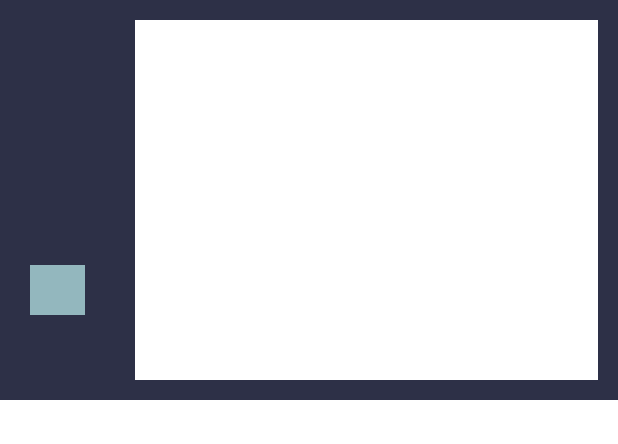
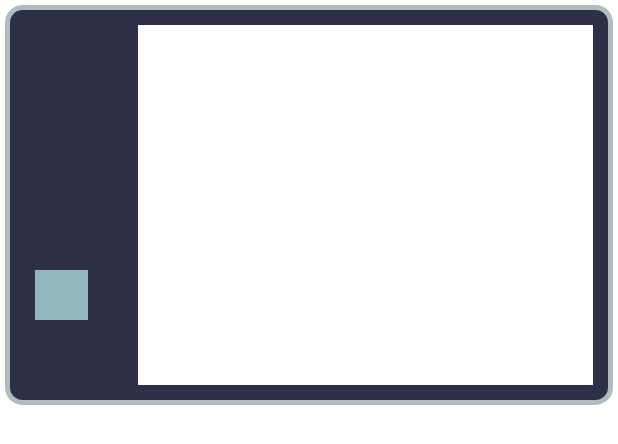
Before and after one commit to Akazolantin/Android_project_HEI4, an Android app: the layout fragment_end_game.xml on its own in the app's theme, with its tools: preview values and no code run, on a phone screen of 412 x 824 dp. Shown: the top 444 px of the screen. Run offline under Robolectric (Android 15) with nearby library versions, the phone set to English and light mode, and no system bars.

Commit message:
Adaptation du design end_game

```diff
--- /dev/null
+++ b/app/src/main/res/drawable/layout_bg.xml
@@ -0,0 +1,7 @@
+<?xml version="1.0" encoding="UTF-8"?>
+<shape xmlns:android="http://schemas.android.com/apk/res/android">
+    <solid android:color="#2D3047"/>
+    <stroke android:width="3dp" android:color="#B1BCBE" />
+    <corners android:radius="10dp"/>
+    <padding android:left="0dp" android:top="0dp" android:right="0dp" android:bottom="0dp" />
+</shape>
--- a/app/src/main/res/layout/fragment_end_game.xml
+++ b/app/src/main/res/layout/fragment_end_game.xml
@@ -4,7 +4,8 @@
     android:layout_height="400px"
     xmlns:app="http://schemas.android.com/apk/res-auto"
     android:orientation="horizontal"
-    android:background="#2D3047">
+    android:layout_margin="5px"
+    android:background="@drawable/layout_bg">
     <LinearLayout
         android:layout_width="0px"
         android:layout_height="match_parent"
```
Also changed, not shown: app/src/main/res/layout/activity_end_game.xml (+22 -17 lines), app/src/main/res/drawable/refresh.png (added), app/src/main/res/drawable/share.png.
